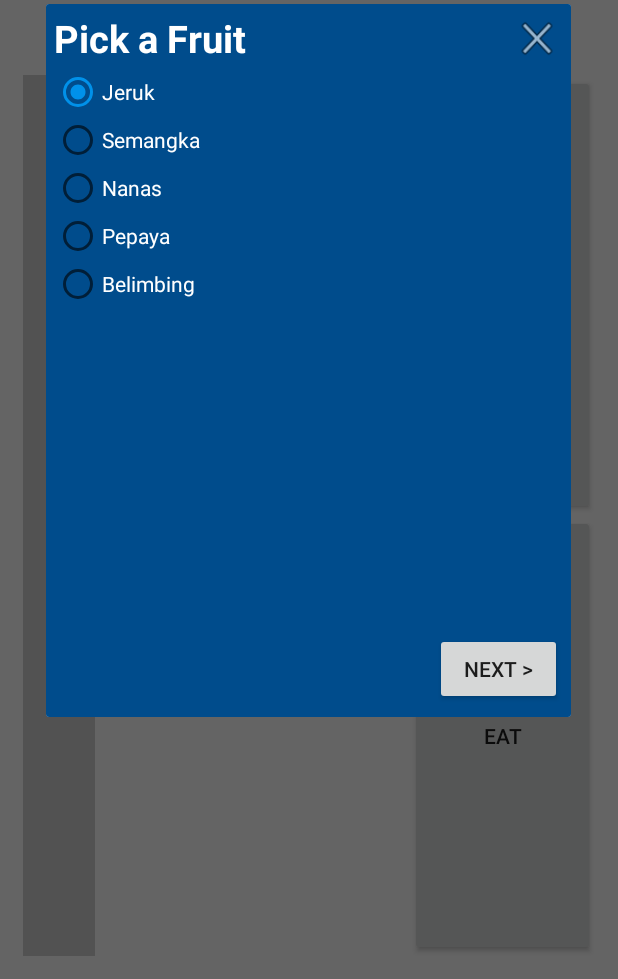
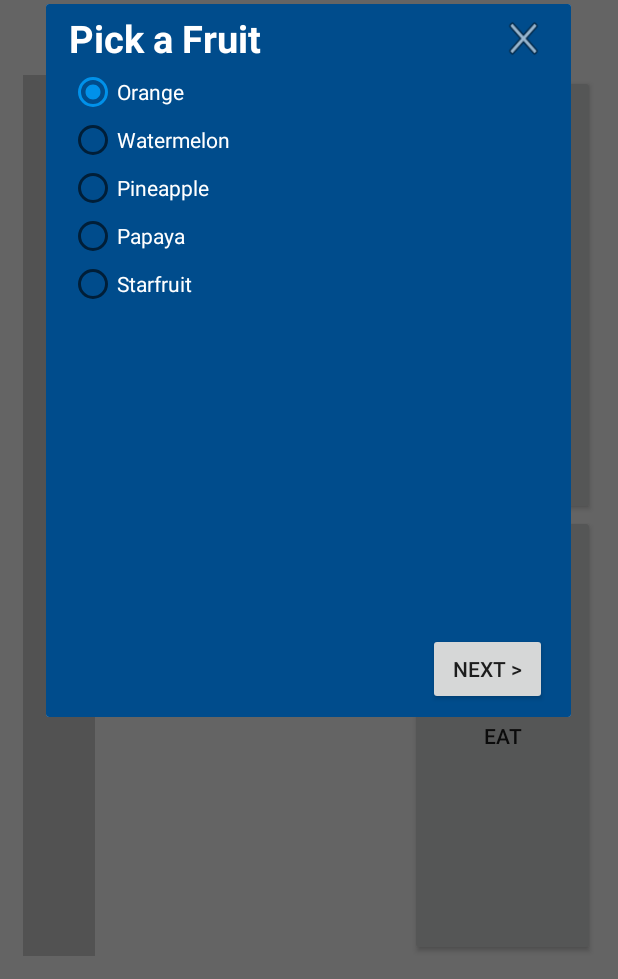
Before and after one commit to crunchox/Rawit, an Android app: the screen it shows after launch (MainActivity), after a tap on "EAT", on a phone screen of 412 x 824 dp, the part 257-1236 px from its top. Run offline under Robolectric (Android 15) with nearby library versions, the phone set to English and light mode, and no system bars; libraries missing offline, so code that uses them is left out: com.loopj.android, cz.msebera.android.

Commit message:
22 nov 2018

```diff
--- a/app/src/main/res/layout/fruits.xml
+++ b/app/src/main/res/layout/fruits.xml
@@ -4,7 +4,10 @@
     android:layout_width="350dp"
     android:layout_height="475dp"
     android:background="@color/colorPrimaryDark"
-    android:padding="5dp"
+    android:paddingTop="5dp"
+    android:paddingBottom="5dp"
+    android:paddingLeft="15dp"
+    android:paddingRight="15dp"
     android:layout_gravity="center">
     <LinearLayout
         android:layout_width="match_parent"
@@ -39,32 +42,32 @@
         <RadioButton android:id="@+id/radio_jeruk"
             android:layout_width="wrap_content"
             android:layout_height="wrap_content"
-            android:text="Jeruk"
+            android:text="Orange"
             android:textColor="#ffff"
             android:onClick="onRadioButtonClicked"
             android:checked="true"/>
         <RadioButton android:id="@+id/radio_semangka"
             android:layout_width="wrap_content"
             android:layout_height="wrap_content"
-            android:text="Semangka"
+            android:text="Watermelon"
             android:textColor="#ffff"
             android:onClick="onRadioButtonClicked"/>
         <RadioButton android:id="@+id/radio_nanas"
             android:layout_width="wrap_content"
             android:layout_height="wrap_content"
-            android:text="Nanas"
+            android:text="Pineapple"
             android:textColor="#ffff"
             android:onClick="onRadioButtonClicked"/>
         <RadioButton android:id="@+id/radio_pepaya"
             android:layout_width="wrap_content"
             android:layout_height="wrap_content"
-            android:text="Pepaya"
+            android:text="Papaya"
             android:textColor="#ffff"
             android:onClick="onRadioButtonClicked"/>
         <RadioButton android:id="@+id/radio_belimbing"
             android:layout_width="wrap_content"
             android:layout_height="wrap_content"
-            android:text="Belimbing"
+            android:text="Starfruit"
             android:textColor="#ffff"
             android:onClick="onRadioButtonClicked"/>
     </RadioGroup>
--- a/app/src/main/res/layout/orange_weight.xml
+++ b/app/src/main/res/layout/orange_weight.xml
@@ -4,7 +4,10 @@
     android:layout_width="350dp"
     android:layout_height="475dp"
     android:background="@color/colorPrimaryDark"
-    android:padding="5dp"
+    android:paddingTop="5dp"
+    android:paddingBottom="5dp"
+    android:paddingLeft="15dp"
+    android:paddingRight="15dp"
     android:layout_gravity="center">
     <LinearLayout
         android:layout_width="match_parent"
--- a/app/src/main/res/layout/papaya_weight.xml
+++ b/app/src/main/res/layout/papaya_weight.xml
@@ -4,7 +4,10 @@
     android:layout_width="350dp"
     android:layout_height="475dp"
     android:background="@color/colorPrimaryDark"
-    android:padding="5dp"
+    android:paddingTop="5dp"
+    android:paddingBottom="5dp"
+    android:paddingLeft="15dp"
+    android:paddingRight="15dp"
     android:layout_gravity="center">
     <LinearLayout
         android:layout_width="match_parent"
--- a/app/src/main/res/layout/pineapple_weight.xml
+++ b/app/src/main/res/layout/pineapple_weight.xml
@@ -4,7 +4,10 @@
     android:layout_width="350dp"
     android:layout_height="475dp"
     android:background="@color/colorPrimaryDark"
-    android:padding="5dp"
+    android:paddingTop="5dp"
+    android:paddingBottom="5dp"
+    android:paddingLeft="15dp"
+    android:paddingRight="15dp"
     android:layout_gravity="center">
     <LinearLayout
         android:layout_width="match_parent"
--- a/app/src/main/res/layout/starfruit_weight.xml
+++ b/app/src/main/res/layout/starfruit_weight.xml
@@ -4,7 +4,10 @@
     android:layout_width="350dp"
     android:layout_height="475dp"
     android:background="@color/colorPrimaryDark"
-    android:padding="5dp"
+    android:paddingTop="5dp"
+    android:paddingBottom="5dp"
+    android:paddingLeft="15dp"
+    android:paddingRight="15dp"
     android:layout_gravity="center">
     <LinearLayout
         android:layout_width="match_parent"
--- a/app/src/main/res/layout/water.xml
+++ b/app/src/main/res/layout/water.xml
@@ -5,7 +5,10 @@
     android:layout_width="350dp"
     android:layout_height="475dp"
     android:background="@color/colorPrimaryDark"
-    android:padding="5dp"
+    android:paddingTop="5dp"
+    android:paddingBottom="5dp"
+    android:paddingLeft="15dp"
+    android:paddingRight="15dp"
     android:layout_gravity="center">
     <LinearLayout
         android:layout_width="match_parent"
--- a/app/src/main/res/layout/watermelon_weight.xml
+++ b/app/src/main/res/layout/watermelon_weight.xml
@@ -4,7 +4,10 @@
     android:layout_width="350dp"
     android:layout_height="475dp"
     android:background="@color/colorPrimaryDark"
-    android:padding="5dp"
+    android:paddingTop="5dp"
+    android:paddingBottom="5dp"
+    android:paddingLeft="15dp"
+    android:paddingRight="15dp"
     android:layout_gravity="center">
     <LinearLayout
         android:layout_width="match_parent"
```
Also changed, not shown: app/src/main/java/com/example/albert/rawit/MainActivity.java (+11 -8 lines).
